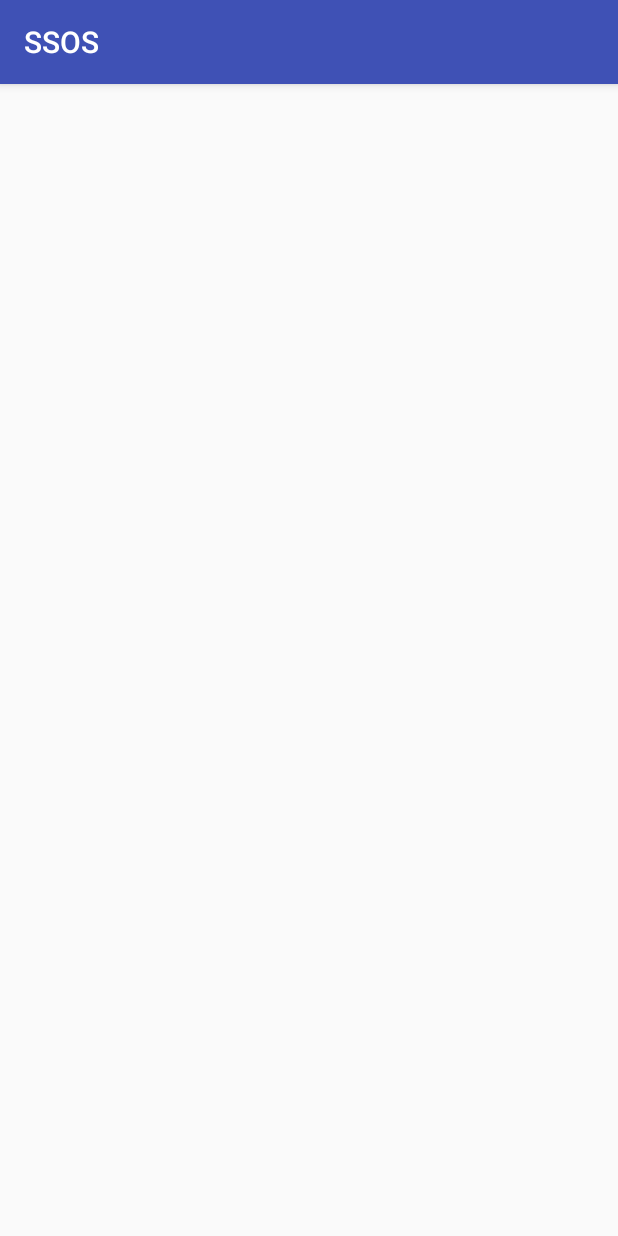
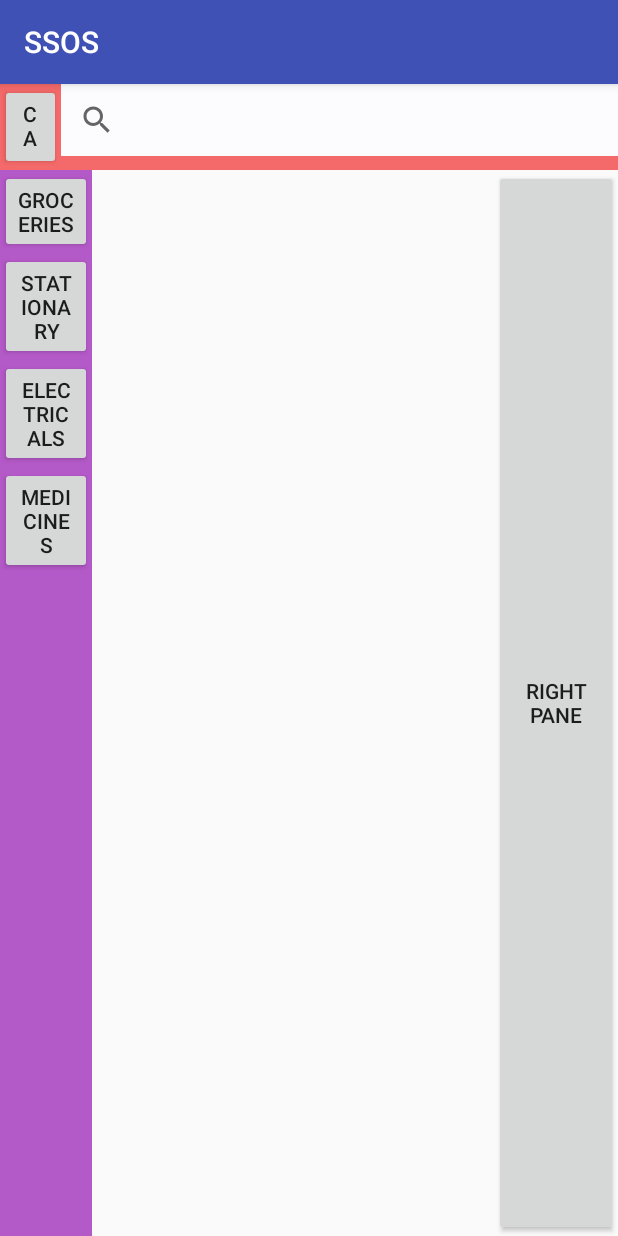
Before and after one commit to sairam9999/SSOS, an Android app: the PlaceOrder screen opened directly, with no data from a screen before it, on a phone screen of 412 x 824 dp. Run offline under Robolectric (Android 15) with nearby library versions, the phone set to English and light mode, and no system bars.

Commit message:
Added Layout for Creating New Order

```diff
--- a/app/src/main/res/layout/activity_place_order.xml
+++ b/app/src/main/res/layout/activity_place_order.xml
@@ -1,52 +1,120 @@
 <?xml version="1.0" encoding="utf-8"?>
-<LinearLayout
-    xmlns:android="http://schemas.android.com/apk/res/android"
+<LinearLayout xmlns:android="http://schemas.android.com/apk/res/android"
+    xmlns:app="http://schemas.android.com/apk/res-auto"
+    xmlns:tools="http://schemas.android.com/tools"
     android:layout_width="match_parent"
     android:layout_height="match_parent"
     android:orientation="vertical"
-    android:weightSum="10"
-    android:id="@+id/layout_placeorder"
-    android:layout_gravity="top"
-    >
-
-    <Button
-        android:layout_width="0dp"
-        android:layout_height="0dp"
-        android:layout_weight="1"
-        android:text="B1"
-        />
+    android:weightSum="10">
 
     <!--<Button-->
-        <!--android:layout_width="match_parent"-->
-        <!--android:layout_height="match_parent"-->
-        <!--android:layout_weight="1"-->
-        <!--android:text="B2"/>-->
+    <!--android:layout_width="match_parent"-->
+    <!--android:layout_height="wrap_content"-->
+    <!--android:text="B1"-->
+    <!--android:id="@+id/B1"-->
+    <!--/>-->
 
     <LinearLayout
-        android:layout_width="0dp"
+        android:layout_width="match_parent"
         android:layout_height="0dp"
+        android:background="#eef45f5f"
         android:orientation="horizontal"
-        android:layout_weight="9"
-        >
-        <Button
-            android:layout_width="0dp"
-            android:layout_height="0dp"
-            android:layout_weight="1"
-            android:text="B2"/>
+        android:layout_weight="0.75"
+        android:weightSum="2">
 
         <Button
             android:layout_width="0dp"
-            android:layout_height="0dp"
-            android:layout_weight="7"
-            android:text="B3"/>
+            android:layout_height="wrap_content"
+            android:layout_weight="0.20"
+            android:text="Categories" />
 
-        <Button
+        <!--<Button-->
+        <!--android:layout_width="wrap_content"-->
+        <!--android:layout_height="wrap_content"-->
+        <!--android:layout_weight="1.79"-->
+        <!--android:text="Search Bar goes here" />-->
+
+        <android.support.v7.widget.SearchView
             android:layout_width="0dp"
-            android:layout_height="0dp"
-            android:layout_weight="1"
-            android:text="B4"/>
+            android:layout_height="wrap_content"
+            android:layout_weight="1.80"
+            android:background="#fcfcff">
+
+
+        </android.support.v7.widget.SearchView>
+
 
     </LinearLayout>
 
 
+    <LinearLayout
+        android:layout_width="match_parent"
+        android:layout_height="0dp"
+        android:orientation="horizontal"
+        android:weightSum="10"
+        android:layout_weight="9.25">
+
+        <!--<Button-->
+        <!--android:layout_width="wrap_content"-->
+        <!--android:layout_height="match_parent"-->
+        <!--android:layout_weight="1"-->
+        <!--android:text="B2"-->
+        <!--android:id="@+id/B2"-->
+        <!--/>-->
+
+        <LinearLayout
+            android:layout_width="0dp"
+            android:layout_height="match_parent"
+            android:layout_weight="1.50"
+            android:background="#eeaf4ec5"
+            android:orientation="vertical">
+
+            <Button
+                android:layout_width="match_parent"
+                android:layout_height="wrap_content"
+                android:text="Groceries" />
+
+            <Button
+                android:layout_width="match_parent"
+                android:layout_height="wrap_content"
+                android:text="Stationary" />
+
+            <Button
+                android:layout_width="match_parent"
+                android:layout_height="wrap_content"
+                android:text="Electricals" />
+
+            <Button
+                android:layout_width="match_parent"
+                android:layout_height="wrap_content"
+                android:text="Medicines" />
+
+        </LinearLayout>
+
+        <!--<Button-->
+            <!--android:layout_width="wrap_content"-->
+            <!--android:layout_height="match_parent"-->
+            <!--android:layout_weight="7.5"-->
+            <!--android:text="Main Area" />-->
+
+        <ListView
+            android:layout_width="0dp"
+            android:layout_height="match_parent"
+            android:id="@+id/place_order_listview"
+            android:layout_weight="6.50"
+            >
+
+
+        </ListView>
+
+
+
+        <Button
+            android:layout_width="0dp"
+            android:layout_height="match_parent"
+            android:layout_weight="2"
+            android:text="Right Pane" />
+
+    </LinearLayout>
+
 </LinearLayout>
```
